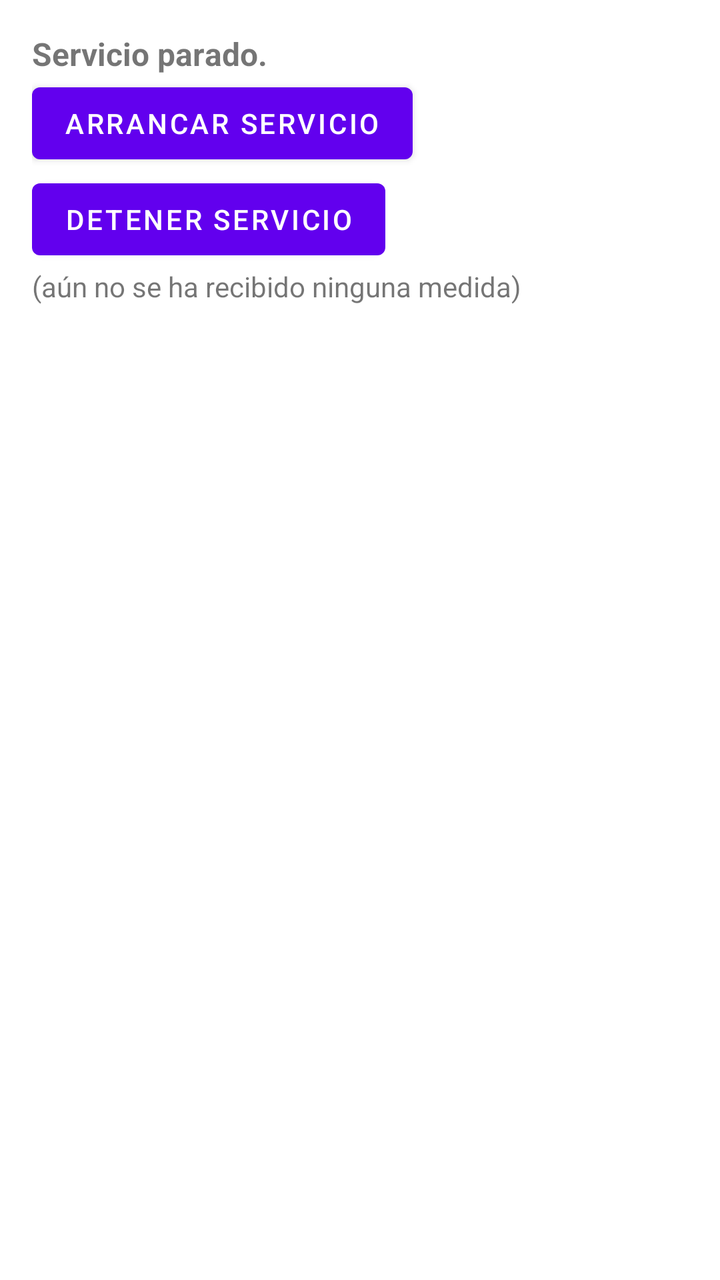
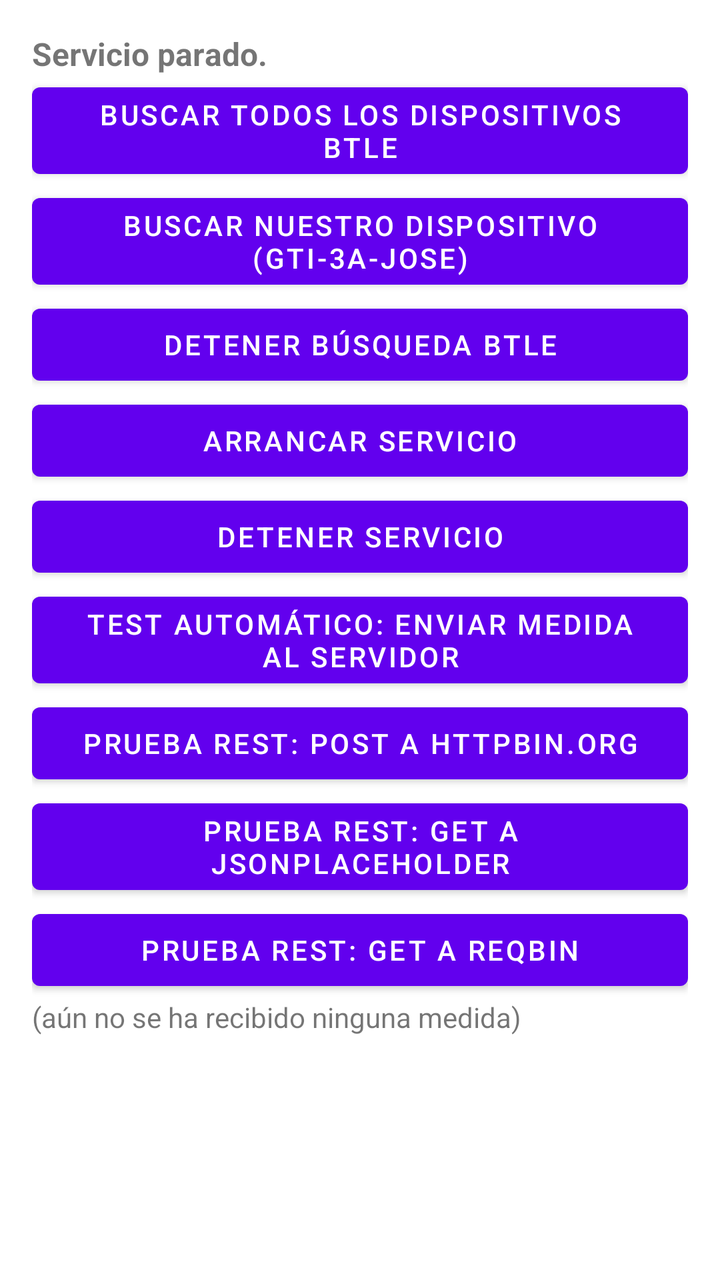

Two renders of the same Android screen: before a commit and after it. Below are the layout's source before the change and the commit's diff.
<!-- AndroidManifest.xml: application theme Theme.BTLE_Definitivo_Jose -->
<!-- res/layout/activity_main.xml -->
<?xml version="1.0" encoding="utf-8"?>
<android.widget.LinearLayout xmlns:android="http://schemas.android.com/apk/res/android"
    android:orientation="vertical"
    xmlns:tools="http://schemas.android.com/tools"
    android:layout_width="match_parent"
    android:layout_height="match_parent"
    android:padding="16dp"
    tools:context=".MainActivity">

    <TextView
        android:id="@+id/estado"
        android:layout_width="wrap_content"
        android:layout_height="wrap_content"
        android:text="Servicio parado."
        android:textSize="16sp"
        android:textStyle="bold" />

    <Button
        android:id="@+id/botonArrancarServicio"
        android:text="Arrancar Servicio"
        android:onClick="botonArrancarServicioPulsado"
        android:layout_width="wrap_content"
        android:layout_height="wrap_content" />

    <Button
        android:id="@+id/botonDetenerServicio"
        android:text="Detener Servicio"
        android:onClick="botonDetenerServicioPulsado"
        android:layout_width="wrap_content"
        android:layout_height="wrap_content" />

    <TextView
        android:id="@+id/ultimaMedicion"
        android:layout_width="match_parent"
        android:layout_height="wrap_content"
        android:text="(aún no se ha recibido ninguna medida)"
        android:textSize="14sp" />

</android.widget.LinearLayout>
<!-- resources referenced by this layout -->
<resources>
  <style name="Theme.BTLE_Definitivo_Jose" parent="Theme.MaterialComponents.DayNight.DarkActionBar">
          
          <item name="colorPrimary">@color/purple_500</item>
          <item name="colorPrimaryVariant">@color/purple_700</item>
          <item name="colorOnPrimary">@color/white</item>
          
          <item name="colorSecondary">@color/teal_200</item>
          <item name="colorSecondaryVariant">@color/teal_700</item>
          <item name="colorOnSecondary">@color/black</item>
          
          <item name="android:statusBarColor">?attr/colorPrimaryVariant</item>
          
      </style>
  <color name="purple_500">#FF6200EE</color>
  <color name="purple_700">#FF3700B3</color>
  <color name="white">#FFFFFFFF</color>
  <color name="teal_200">#FF03DAC5</color>
  <color name="teal_700">#FF018786</color>
  <color name="black">#FF000000</color>
</resources>

<!-- the commit's change to res/layout/activity_main.xml (unified diff, before → after) -->
@@ -15,18 +15,75 @@
         android:textSize="16sp"
         android:textStyle="bold" />
 
+    
+
+    <Button
+        android:id="@+id/botonBuscarDispositivos"
+        android:text="Buscar TODOS los dispositivos BTLE"
+        android:onClick="botonBuscarDispositivosBTLEPulsado"
+        android:layout_width="match_parent"
+        android:layout_height="wrap_content" />
+
+    <Button
+        android:id="@+id/botonBuscarNuestroDispositivo"
+        android:text="Buscar NUESTRO dispositivo (GTI-3A-Jose)"
+        android:onClick="botonBuscarNuestroDispositivoBTLEPulsado"
+        android:layout_width="match_parent"
+        android:layout_height="wrap_content" />
+
+    <Button
+        android:id="@+id/botonDetenerBusquedaDispositivos"
+        android:text="Detener búsqueda BTLE"
+        android:onClick="botonDetenerBusquedaDispositivosBTLEPulsado"
+        android:layout_width="match_parent"
+        android:layout_height="wrap_content" />
+
+    
+
     <Button
         android:id="@+id/botonArrancarServicio"
         android:text="Arrancar Servicio"
         android:onClick="botonArrancarServicioPulsado"
-        android:layout_width="wrap_content"
+        android:layout_width="match_parent"
         android:layout_height="wrap_content" />
 
     <Button
         android:id="@+id/botonDetenerServicio"
         android:text="Detener Servicio"
         android:onClick="botonDetenerServicioPulsado"
-        android:layout_width="wrap_content"
+        android:layout_width="match_parent"
+        android:layout_height="wrap_content" />
+
+    
+
+    <Button
+        android:id="@+id/botonTestEnviarMedida"
+        android:text="TEST AUTOMÁTICO: enviar medida al servidor"
+        android:onClick="botonTestEnviarMedidaPulsado"
+        android:layout_width="match_parent"
+        android:layout_height="wrap_content" />
+
+    
+
+    <Button
+        android:id="@+id/botonPruebaPOST"
+        android:text="Prueba REST: POST a httpbin.org"
+        android:onClick="botonPruebaPOSTPulsado"
+        android:layout_width="match_parent"
+        android:layout_height="wrap_content" />
+
+    <Button
+        android:id="@+id/botonPruebaGET"
+        android:text="Prueba REST: GET a jsonplaceholder"
+        android:onClick="botonPruebaGETPulsado"
+        android:layout_width="match_parent"
+        android:layout_height="wrap_content" />
+
+    <Button
+        android:id="@+id/botonPruebaGET2"
+        android:text="Prueba REST: GET a reqbin"
+        android:onClick="botonPruebaGET2Pulsado"
+        android:layout_width="match_parent"
         android:layout_height="wrap_content" />
 
     <TextView
